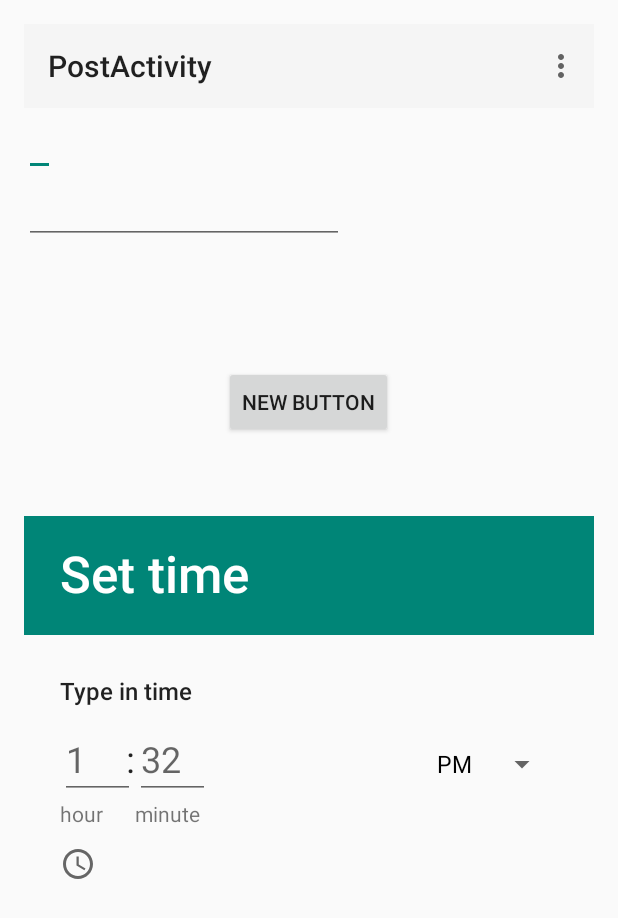
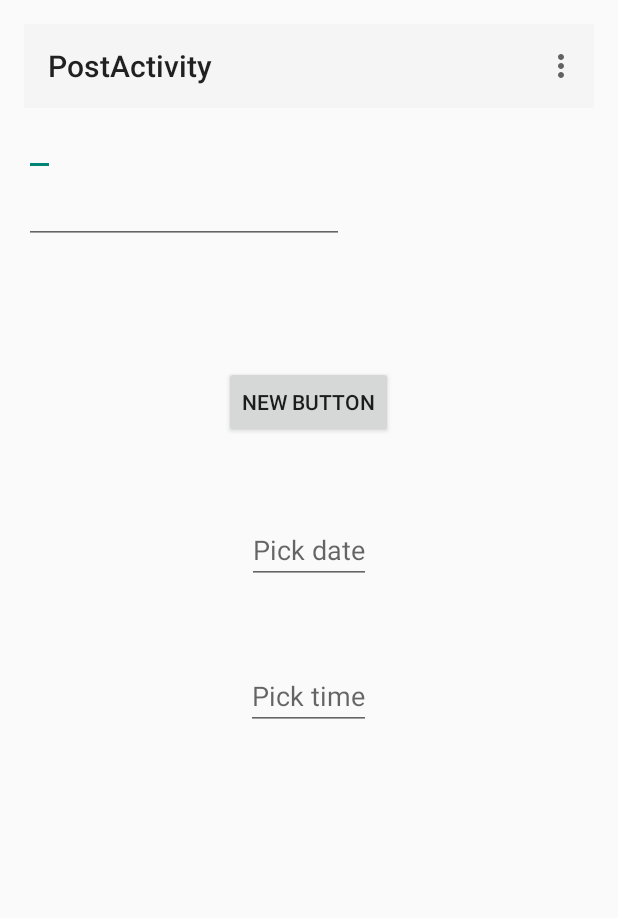
Before and after one commit to mananwason/propel, an Android app: the PostActivity screen opened directly, with no data from a screen before it, in the options menu, after a tap on "Settings", on a phone screen of 412 x 824 dp. Shown: the top 918 px of the screen. Run offline under Robolectric (Android 15) with nearby library versions, the phone set to English and light mode, and no system bars; libraries missing offline, so code that uses them is left out: com.ibm.mobile; pictures from the network do not load.

Commit message:
date and time picker added

```diff
--- a/app/src/main/java/com/propel/bluemix/propel/PostActivity.java
+++ b/app/src/main/java/com/propel/bluemix/propel/PostActivity.java
@@ -1,19 +1,32 @@
 package com.propel.bluemix.propel;
 
+import android.app.DatePickerDialog;
+import android.app.TimePickerDialog;
 import android.os.Bundle;
 import android.support.v7.app.AppCompatActivity;
 import android.support.v7.widget.Toolbar;
+import android.text.InputType;
 import android.view.Menu;
 import android.view.MenuItem;
+import android.view.View;
 import android.widget.Button;
+import android.widget.DatePicker;
 import android.widget.EditText;
+import android.widget.TimePicker;
+
+import java.text.SimpleDateFormat;
+import java.util.Calendar;
+import java.util.Locale;
 
 public class PostActivity extends AppCompatActivity {
+    Calendar myCalendar = Calendar.getInstance();
     private Toolbar mToolbar;
     private EditText goal;
+    private EditText pickdate;
+    private EditText picktime;
     private EditText description;
-    private EditText date_time;
     private Button submit;
+    private DatePickerDialog.OnDateSetListener date;
 
     @Override
     protected void onCreate(Bundle savedInstanceState) {
@@ -21,11 +34,52 @@ public class PostActivity extends AppCompatActivity {
         setContentView(R.layout.activity_post);
         setUpToolbar();
 
-
         goal = (EditText) findViewById(R.id.edit_goal);
         description = (EditText) findViewById(R.id.edit_descr);
-        date_time = (EditText) findViewById(R.id.edit_date);
-        submit  = (Button) findViewById(R.id.submit_post);
+        submit = (Button) findViewById(R.id.submit_post);
+        pickdate = (EditText) findViewById(R.id.date);
+        picktime = (EditText) findViewById(R.id.time);
+
+        myCalendar = Calendar.getInstance();
+        date = new DatePickerDialog.OnDateSetListener() {
+
+            @Override
+            public void onDateSet(DatePicker view, int year, int monthOfYear,
+                                  int dayOfMonth) {
+                myCalendar.set(Calendar.YEAR, year);
+                myCalendar.set(Calendar.MONTH, monthOfYear);
+                myCalendar.set(Calendar.DAY_OF_MONTH, dayOfMonth);
+                updateLabel();
+            }
+
+        };
+        pickdate.setOnClickListener(new View.OnClickListener() {
+            @Override
+            public void onClick(View v) {
+                pickdate.setInputType(InputType.TYPE_NULL);
+                new DatePickerDialog(PostActivity.this, date, myCalendar
+                        .get(Calendar.YEAR), myCalendar.get(Calendar.MONTH),
+                        myCalendar.get(Calendar.DAY_OF_MONTH)).show();
+            }
+        });
+        picktime.setOnClickListener(new View.OnClickListener() {
+            @Override
+            public void onClick(View v) {
+                picktime.setInputType(InputType.TYPE_NULL);
+                Calendar mcurrentTime = Calendar.getInstance();
+                int hour = mcurrentTime.get(Calendar.HOUR_OF_DAY);
+                int minute = mcurrentTime.get(Calendar.MINUTE);
+                TimePickerDialog mTimePicker;
+                mTimePicker = new TimePickerDialog(PostActivity.this, new TimePickerDialog.OnTimeSetListener() {
+                    @Override
+                    public void onTimeSet(TimePicker timePicker, int selectedHour, int selectedMinute) {
+                        picktime.setText( selectedHour + ":" + selectedMinute);
+                    }
+                }, hour, minute, true);//Yes 24 hour time
+                mTimePicker.setTitle("Select Time");
+                mTimePicker.show();
+            }
+        });
 
 
     }
@@ -58,4 +112,12 @@ public class PostActivity extends AppCompatActivity {
 
         return super.onOptionsItemSelected(item);
     }
+
+    private void updateLabel() {
+
+        String myFormat = "MM/dd/yy"; //In which you need put here
+        SimpleDateFormat sdf = new SimpleDateFormat(myFormat, Locale.US);
+
+        pickdate.setText(sdf.format(myCalendar.getTime()));
+    }
 }
--- a/app/src/main/res/layout/activity_post.xml
+++ b/app/src/main/res/layout/activity_post.xml
@@ -1,5 +1,6 @@
 <LinearLayout xmlns:android="http://schemas.android.com/apk/res/android"
-    xmlns:tools="http://schemas.android.com/tools" android:layout_width="match_parent"
+              xmlns:tools="http://schemas.android.com/tools"
+              android:layout_width="match_parent"
               android:layout_height="match_parent"
               android:orientation="vertical"
               android:paddingBottom="@dimen/activity_vertical_margin"
@@ -17,7 +18,7 @@
     <EditText
         android:id="@+id/edit_goal"
         android:layout_width="wrap_content"
-        android:layout_height="wrap_content" />
+        android:layout_height="wrap_content"/>
 
     <EditText
         android:id="@+id/edit_descr"
@@ -26,7 +27,7 @@
         android:layout_gravity="center_vertical"
         android:layout_marginBottom="81dp"
         android:ems="10"
-        android:inputType="textMultiLine" />
+        android:inputType="textMultiLine"/>
 
 
     <Button
@@ -35,11 +36,24 @@
         android:layout_height="wrap_content"
         android:layout_gravity="center_horizontal"
         android:layout_marginBottom="52dp"
-        android:text="New Button" />
+        android:text="New Button"/>
 
-    <TimePicker
-        android:id="@+id/dpResult"
+    <EditText
+        android:id="@+id/date"
         android:layout_width="wrap_content"
-        android:layout_height="wrap_content" />
+        android:layout_height="wrap_content"
+        android:layout_gravity="center_horizontal"
+        android:layout_marginBottom="52dp"
+        android:focusable="false"
+        android:hint="@string/date_picker"/>
+
+    <EditText
+        android:id="@+id/time"
+        android:layout_width="wrap_content"
+        android:layout_height="wrap_content"
+        android:layout_gravity="center_horizontal"
+        android:layout_marginBottom="52dp"
+        android:focusableInTouchMode="false"
+        android:hint="@string/time_picker"/>
 
 </LinearLayout>
--- a/app/src/main/res/values/strings.xml
+++ b/app/src/main/res/values/strings.xml
@@ -19,4 +19,8 @@
     <string name="view_feed">Updates</string>
     <string name="title_activity_post">PostActivity</string>
 
+    <!--Buttons-->
+    <string name="date_picker">Pick date</string>
+    <string name="time_picker">Pick time</string>
+
 </resources>
```
Lines whose indentation alone changed are shown as unchanged.
